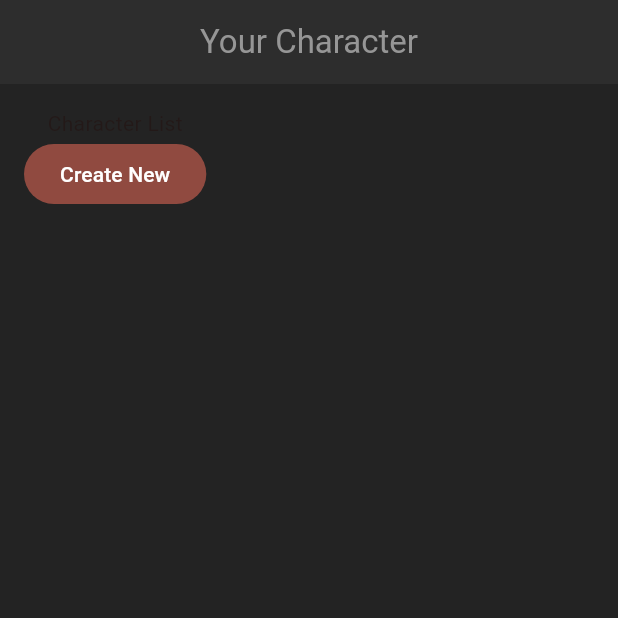
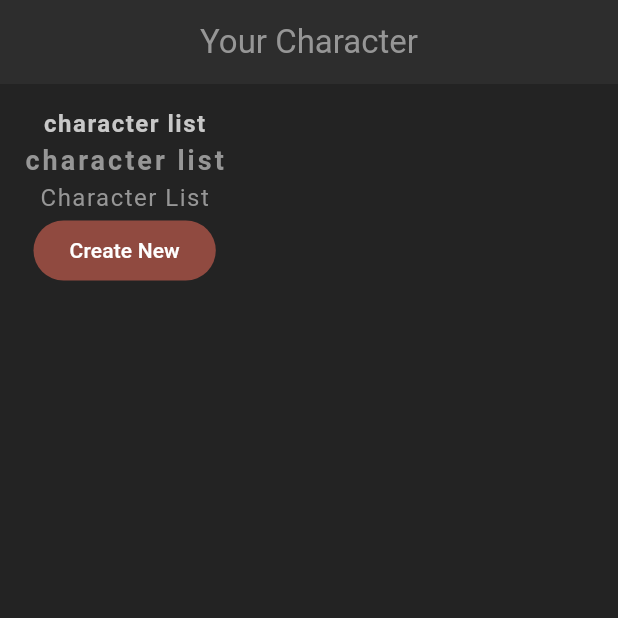
Before and after one commit to Jerald-tonmoy-dias/flutter_rpg, a Flutter app: the screen it shows after launch, on a phone screen of 412 x 824 dp, the top half of it. Run offline on Flutter 3.47's test engine with Material 3 defaults, Android fonts, the phone set to English and light mode, and no system bars.

Commit message:
TextTheme and reusable Text Components

```diff
--- a/lib/screens/home/home.dart
+++ b/lib/screens/home/home.dart
@@ -1,4 +1,5 @@
 import 'package:flutter/material.dart';
+import 'package:flutter_rpg/shared/styled_text.dart';
 
 class Home extends StatefulWidget {
   const Home({super.key});
@@ -16,7 +17,9 @@ class _HomeState extends State<Home> {
         padding: const EdgeInsets.all(16),
         child: Column(
           children: [
-            const Text("Character List"),
+            const StyledHeading("Character List"),
+            StyledTitle("Character List"),
+            StyledText("Character List"),
             FilledButton(onPressed: () {}, child: Text('Create New')),
           ],
         ),
--- /dev/null
+++ b/lib/shared/styled_text.dart
@@ -0,0 +1,40 @@
+import 'package:flutter/material.dart';
+
+class StyledText extends StatelessWidget {
+  const StyledText(this.text, {super.key});
+
+  final String text;
+
+  @override
+  Widget build(BuildContext context) {
+    return Text(text, style: Theme.of(context).textTheme.bodyMedium);
+  }
+}
+
+class StyledHeading extends StatelessWidget {
+  const StyledHeading(this.text, {super.key});
+
+  final String text;
+
+  @override
+  Widget build(BuildContext context) {
+    return Text(
+      text.toLowerCase(),
+      style: Theme.of(context).textTheme.headlineMedium,
+    );
+  }
+}
+
+class StyledTitle extends StatelessWidget {
+  const StyledTitle(this.text, {super.key});
+
+  final String text;
+
+  @override
+  Widget build(BuildContext context) {
+    return Text(
+      text.toLowerCase(),
+      style: Theme.of(context).textTheme.titleMedium,
+    );
+  }
+}
```
Also changed, not shown: lib/theme.dart (+20 -0 lines).
